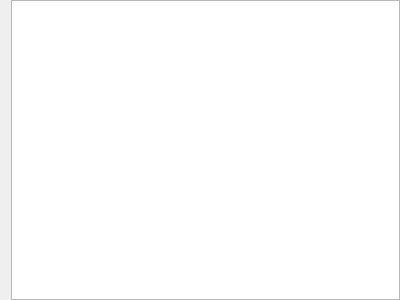
The window that src/AssetViewers/StringTableViewer/StringTableViewerWidget.ui (LarvalExtract/MGF-Explorer) describes before a commit, drawn with Qt 5.
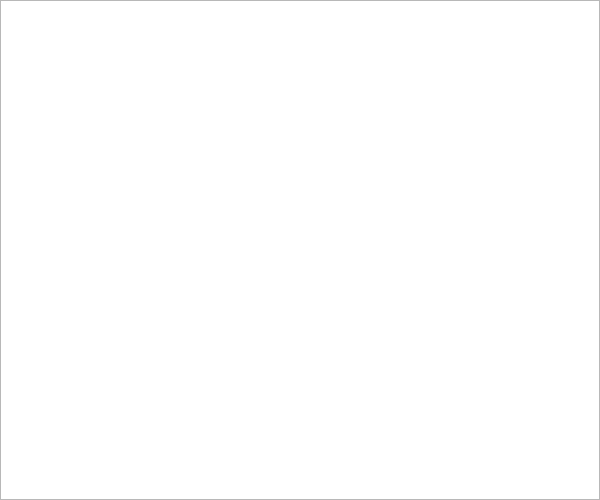
The same window after the commit.

```diff
--- a/src/AssetViewers/StringTableViewer/StringTableViewerWidget.ui
+++ b/src/AssetViewers/StringTableViewer/StringTableViewerWidget.ui
@@ -6,25 +6,28 @@
    <rect>
     <x>0</x>
     <y>0</y>
-    <width>400</width>
-    <height>300</height>
+    <width>600</width>
+    <height>500</height>
    </rect>
   </property>
+  <property name="sizePolicy">
+   <sizepolicy hsizetype="Expanding" vsizetype="Expanding">
+    <horstretch>0</horstretch>
+    <verstretch>0</verstretch>
+   </sizepolicy>
+  </property>
   <property name="windowTitle">
    <string>Form</string>
   </property>
-  <layout class="QVBoxLayout" name="verticalLayout">
-   <property name="topMargin">
-    <number>0</number>
-   </property>
-   <property name="rightMargin">
-    <number>0</number>
-   </property>
-   <property name="bottomMargin">
-    <number>0</number>
-   </property>
-   <item>
     <widget class="QTableView" name="tableView">
+   <property name="geometry">
+    <rect>
+     <x>0</x>
+     <y>0</y>
+     <width>600</width>
+     <height>500</height>
+    </rect>
+   </property>
      <attribute name="verticalHeaderVisible">
       <bool>false</bool>
      </attribute>
@@ -32,8 +35,6 @@
       <number>23</number>
      </attribute>
     </widget>
-   </item>
-  </layout>
  </widget>
  <resources/>
  <connections/>
```
Lines whose indentation alone changed are shown as unchanged.
